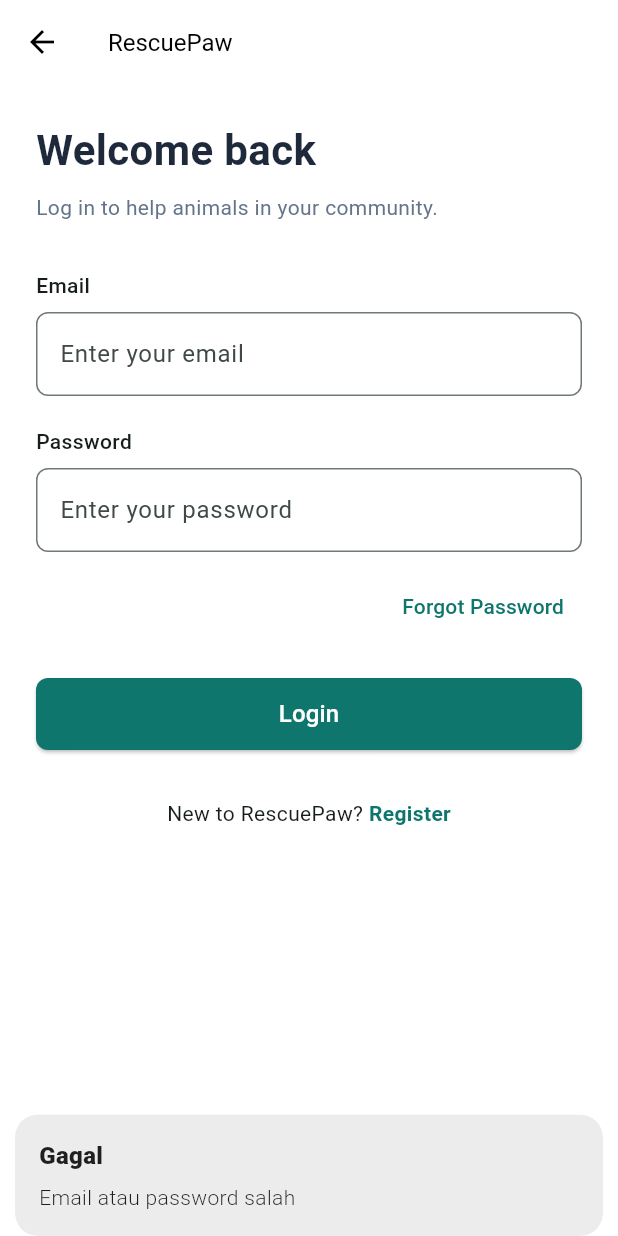
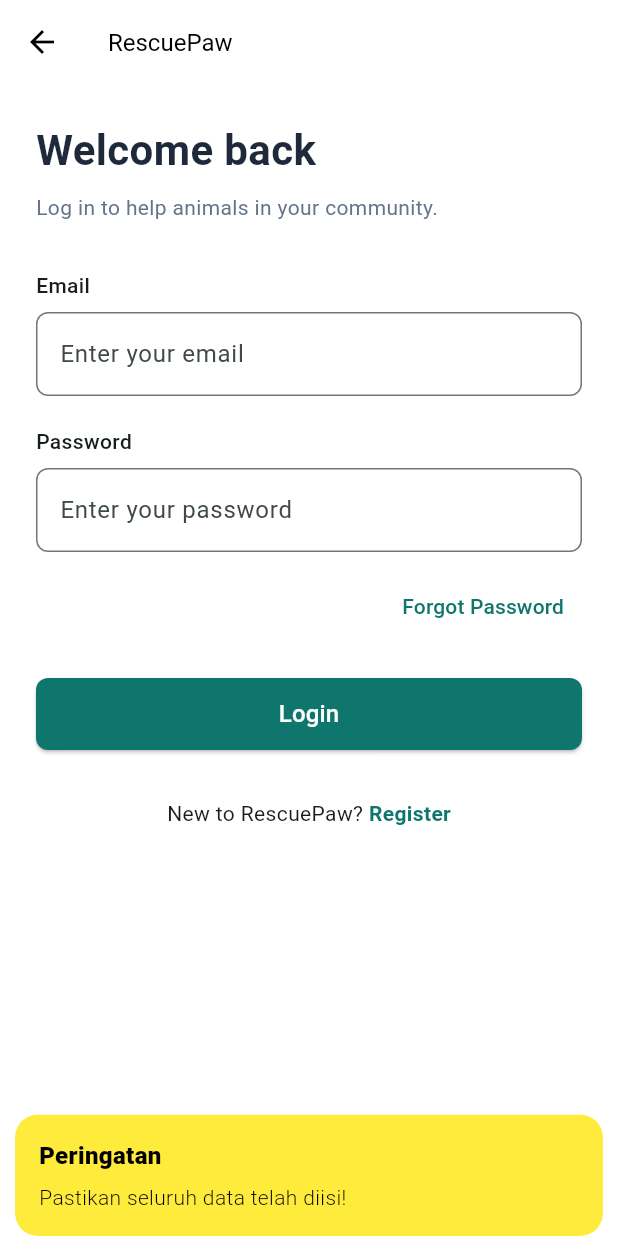
Before and after one commit to Reiluthfi/mopro_rescuepaw, a Flutter app: the LoginPage screen opened directly, after a tap on "Login", on a phone screen of 412 x 824 dp. Run offline on Flutter 3.47's test engine with Material 3 defaults, Android fonts, the light colour scheme and no system bars; our stand-ins replace get; accounts and stored records are empty.

Commit message:
penerapan validasi data keseluruhan

```diff
--- a/lib/controller/auth_controller.dart
+++ b/lib/controller/auth_controller.dart
@@ -27,9 +27,9 @@
     if (email.isNotEmpty && password.isNotEmpty) {
       currentUser ??= UserModel(
         uid: '1',
-        name: 'Maya Chen',
+        name: 'Budi Santoso',
         email: email,
-        phoneNumber: '+1 (415) 555-0128',
+        phoneNumber: '08825550128',
         role: 'Volunteer',
       );
       return true;
--- a/lib/page/login_page.dart
+++ b/lib/page/login_page.dart
@@ -3,7 +3,7 @@
 
 import '../controller/auth_controller.dart';
 import 'register_page.dart';
-import 'main_shell.dart';
+import 'home_screen.dart';
 
 class LoginPage extends StatefulWidget {
   const LoginPage({super.key});
@@ -16,19 +16,65 @@
   final _emailController = TextEditingController();
   final _passwordController = TextEditingController();
 
+  @override
+  void dispose() {
+    _emailController.dispose();
+    _passwordController.dispose();
+    super.dispose();
+  }
+
+  bool _isValidEmail(String email) {
+    return GetUtils.isEmail(email);
+  }
+
   void _handleLogin() {
-    bool success = AuthController.login(
-      _emailController.text,
-      _passwordController.text,
-    );
+    final email = _emailController.text.trim();
+    final password = _passwordController.text;
+
+    if (email.isEmpty || password.isEmpty) {
+      Get.snackbar(
+        'Peringatan',
+        'Pastikan seluruh data telah diisi!',
+        snackPosition: SnackPosition.BOTTOM,
+        backgroundColor: Colors.yellow,
+        colorText: Colors.black,
+      );
+      return;
+    }
+
+    if (!_isValidEmail(email)) {
+      Get.snackbar(
+        'Format Email Salah',
+        'Contoh email yang benar: nama@gmail.com',
+        snackPosition: SnackPosition.BOTTOM,
+        backgroundColor: Colors.red,
+        colorText: Colors.white,
+      );
+      return;
+    }
+
+    if (password.length < 8) {
+      Get.snackbar(
+        'Password Tidak Valid',
+        'Password minimal harus 8 karakter',
+        snackPosition: SnackPosition.BOTTOM,
+        backgroundColor: Colors.red,
+        colorText: Colors.white,
+      );
+      return;
+    }
+
+    bool success = AuthController.login(email, password);
 
     if (success) {
-      Get.offAll(() => const MainShell());
+      Get.offAll(() => HomeScreen());
     } else {
       Get.snackbar(
-        'Gagal',
-        'Email atau password salah',
+        'Login Gagal',
+        'Periksa kembali email dan password Anda',
         snackPosition: SnackPosition.BOTTOM,
+        backgroundColor: Colors.red,
+        colorText: Colors.white,
       );
     }
   }
@@ -73,6 +119,7 @@
               const SizedBox(height: 8),
               TextField(
                 controller: _emailController,
+                keyboardType: TextInputType.emailAddress,
                 decoration: InputDecoration(
                   hintText: 'Enter your email',
                   border: OutlineInputBorder(
```
Also changed, not shown: lib/page/profile_page.dart (+136 -22 lines), lib/page/register_page.dart (+6 -8 lines).
